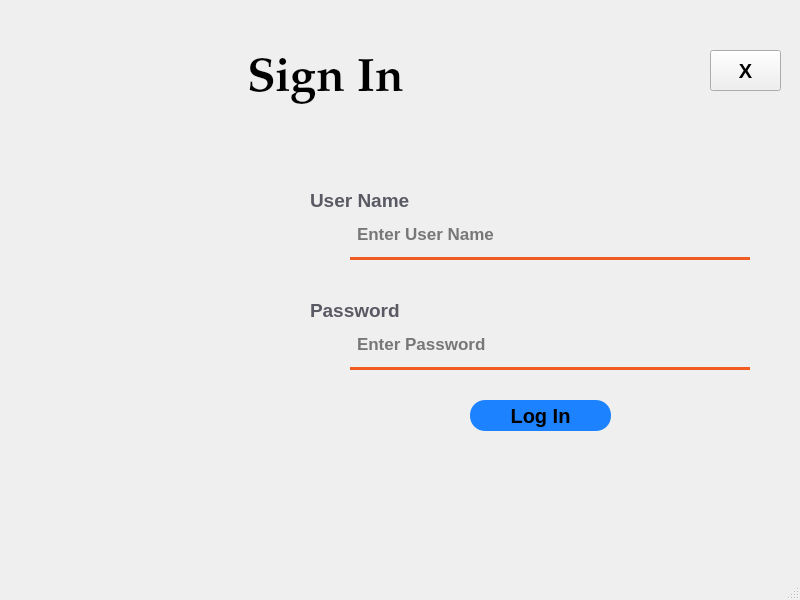
This is TicTacToeNew/View/mainpage.ui in Michael-lhany/TIC-TAC-TOE as Qt 5 draws it before an edit. The edited form follows.
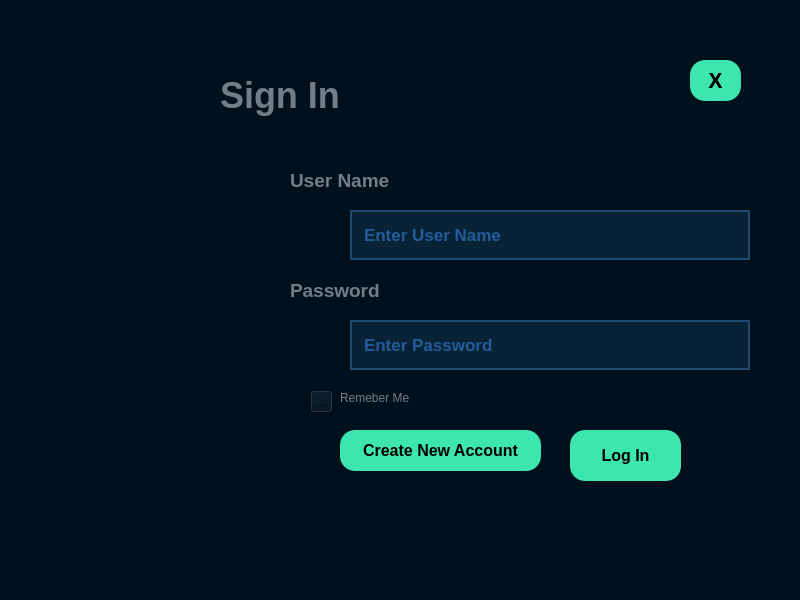
This is the edited form. Icons and pictures are not drawn.

Patch:
```diff
--- a/TicTacToeNew/View/mainpage.ui
+++ b/TicTacToeNew/View/mainpage.ui
@@ -14,61 +14,20 @@
    <string>MainWindow</string>
   </property>
   <property name="styleSheet">
-   <string notr="true">Qlabel
+   <string notr="true">QWidget
 {
- background-color:rgb(52,50,64);
- color:white;
+	background-color: #00111d;
+	color: #000000;
+	border-color: #000000;
+
 }</string>
   </property>
   <widget class="QWidget" name="centralwidget">
-   <widget class="QPushButton" name="pushButton_LogIn">
-    <property name="geometry">
-     <rect>
-      <x>470</x>
-      <y>400</y>
-      <width>141</width>
-      <height>31</height>
-     </rect>
-    </property>
-    <property name="font">
-     <font>
-      <family>Arial</family>
-      <pointsize>15</pointsize>
-      <bold>true</bold>
-     </font>
-    </property>
-    <property name="styleSheet">
-     <string notr="true">QPushButton
-{
-	border:none;
-	background-color:rgb(28, 130, 255);
-	border-radius:15px;
-	color:black;
-}
-QPushButton:Hover
-{
-	border:none;
-	background-color:rgb(28, 130, 255);
-	border-radius:15px;
-	color:white;
-}
-QPushButton:Pressed
-{
-	border:5px solid rgb(241,92,34);
-	background-color:rgb(28, 130, 255);
-	border-radius:15px;
-	color:red;
-}</string>
-    </property>
-    <property name="text">
-     <string>Log In</string>
-    </property>
-   </widget>
    <widget class="QLabel" name="label_5">
     <property name="geometry">
      <rect>
-      <x>310</x>
-      <y>180</y>
+      <x>290</x>
+      <y>160</y>
       <width>160</width>
       <height>40</height>
      </rect>
@@ -83,7 +42,10 @@
     <property name="styleSheet">
      <string notr="true">QLabel
 {
-	color:rgb(90,90,100);
+	background-color: #00111d;
+	color: #717e87;
+	border-color: #000000;
+
 }</string>
     </property>
     <property name="text">
@@ -93,59 +55,11 @@
      <set>Qt::AlignLeading|Qt::AlignLeft|Qt::AlignVCenter</set>
     </property>
    </widget>
-   <widget class="QPushButton" name="pushButton_exit">
-    <property name="geometry">
-     <rect>
-      <x>710</x>
-      <y>50</y>
-      <width>71</width>
-      <height>41</height>
-     </rect>
-    </property>
-    <property name="font">
-     <font>
-      <pointsize>15</pointsize>
-      <bold>true</bold>
-     </font>
-    </property>
-    <property name="mouseTracking">
-     <bool>true</bool>
-    </property>
-    <property name="text">
-     <string>X</string>
-    </property>
-    <property name="icon">
-     <iconset theme="text-x-generic"/>
-    </property>
-   </widget>
-   <widget class="QLabel" name="label_3">
-    <property name="geometry">
-     <rect>
-      <x>240</x>
-      <y>50</y>
-      <width>171</width>
-      <height>61</height>
-     </rect>
-    </property>
-    <property name="font">
-     <font>
-      <family>Palatino Linotype</family>
-      <pointsize>35</pointsize>
-      <bold>true</bold>
-     </font>
-    </property>
-    <property name="text">
-     <string>Sign In</string>
-    </property>
-    <property name="alignment">
-     <set>Qt::AlignCenter</set>
-    </property>
-   </widget>
    <widget class="QLabel" name="label_4">
     <property name="geometry">
      <rect>
-      <x>310</x>
-      <y>290</y>
+      <x>290</x>
+      <y>270</y>
       <width>160</width>
       <height>40</height>
      </rect>
@@ -160,7 +74,10 @@
     <property name="styleSheet">
      <string notr="true">QLabel
 {
-	color:rgb(90,90,100);
+	background-color: #00111d;
+	color: #717e87;
+	border-color: #000000;
+
 }</string>
     </property>
     <property name="text">
@@ -191,15 +108,37 @@
     <property name="styleSheet">
      <string notr="true">QLineEdit
 {
-	border: none;
-  	border-bottom: 3px solid rgb(241,92,34);
-    background-color: Transparent;
-	color:black;
-	padding:5px 5px 5px 5px;
+	background-color: #082336;
+	color: #3e93ff;
+	border-style: solid;
+	border-width: 2px;
+	border-color: #1e4b6d;
+	padding: 10px;
+
 }
-QLineEdit:Focus
+
+
+QLineEdit::hover
 {
-	 border: 2px solid rgb(241,92,34);
+	background-color: #082336;
+	color: #3e93ca;
+	border-style: solid;
+	border-width: 2px;
+	border-color: #01dcff;
+	padding: 10px;
+
+}
+
+
+QLineEdit::focus
+{
+	
+	color: #3e93ca;
+	border-style: solid;
+	border-width: 2px;
+	border-color: #01dcff;
+	padding: 10px;
+
 }</string>
     </property>
     <property name="text">
@@ -228,15 +167,37 @@
     <property name="styleSheet">
      <string notr="true">QLineEdit
 {
-	border: none;
-  	border-bottom: 3px solid rgb(241,92,34);
-    background-color: Transparent;
-	color:black;
-	padding:5px 5px 5px 5px;
+	background-color: #082336;
+	color: #3e93ff;
+	border-style: solid;
+	border-width: 2px;
+	border-color: #1e4b6d;
+	padding: 10px;
+
 }
-QLineEdit:Focus
+
+
+QLineEdit::hover
 {
-	 border: 2px solid rgb(241,92,34);
+	background-color: #082336;
+	color: #3e93ca;
+	border-style: solid;
+	border-width: 2px;
+	border-color: #01dcff;
+	padding: 10px;
+
+}
+
+
+QLineEdit::focus
+{
+	
+	color: #3e93ca;
+	border-style: solid;
+	border-width: 2px;
+	border-color: #01dcff;
+	padding: 10px;
+
 }</string>
     </property>
     <property name="text">
@@ -249,6 +210,266 @@
      <string>Enter Password</string>
     </property>
    </widget>
+   <widget class="QPushButton" name="pushButton_LogIn">
+    <property name="geometry">
+     <rect>
+      <x>570</x>
+      <y>430</y>
+      <width>111</width>
+      <height>51</height>
+     </rect>
+    </property>
+    <property name="font">
+     <font>
+      <family>Arial</family>
+      <pointsize>12</pointsize>
+      <bold>true</bold>
+     </font>
+    </property>
+    <property name="styleSheet">
+     <string notr="true">QPushButton
+{
+	background-color: #3de6af;
+	color: #000000;
+	border-style: solid;
+	border-radius:15px;
+	border-color: #000000;
+	font-weight : bold;
+	padding: 13px;
+
+}
+
+
+QPushButton::hover
+{
+	background-color: #3dffaf;
+	color: #000000;
+	border-style: solid;
+	border-color: #000000;
+	font-weight : bold;
+	padding: 13px;
+
+}
+
+
+QPushButton::pressed
+{
+	background-color: #3dc8af;
+	color: #000000;
+	border-style: solid;
+	border-color: #000000;
+	font-weight : bold;
+	padding: 13px;
+
+}</string>
+    </property>
+    <property name="text">
+     <string>Log In</string>
+    </property>
+   </widget>
+   <widget class="QPushButton" name="pushButton_LogIn_3">
+    <property name="geometry">
+     <rect>
+      <x>340</x>
+      <y>430</y>
+      <width>201</width>
+      <height>41</height>
+     </rect>
+    </property>
+    <property name="font">
+     <font>
+      <family>Arial</family>
+      <pointsize>12</pointsize>
+      <bold>true</bold>
+     </font>
+    </property>
+    <property name="styleSheet">
+     <string notr="true">QPushButton
+{
+	background-color: #3de6af;
+	color: #000000;
+	border-style: solid;
+	border-radius:15px;
+	border-color: #000000;
+	font-weight : bold;
+	padding: 13px;
+
+}
+
+
+QPushButton::hover
+{
+	background-color: #3dffaf;
+	color: #000000;
+	border-style: solid;
+	border-color: #000000;
+	font-weight : bold;
+	padding: 13px;
+
+}
+
+
+QPushButton::pressed
+{
+	background-color: #3dc8af;
+	color: #000000;
+	border-style: solid;
+	border-color: #000000;
+	font-weight : bold;
+	padding: 13px;
+
+}</string>
+    </property>
+    <property name="text">
+     <string>Create New Account</string>
+    </property>
+   </widget>
+   <widget class="QToolButton" name="toolButton">
+    <property name="geometry">
+     <rect>
+      <x>310</x>
+      <y>390</y>
+      <width>23</width>
+      <height>23</height>
+     </rect>
+    </property>
+    <property name="styleSheet">
+     <string notr="true">QToolButton::hover
+{
+	background-color: #00111d;
+	color: #000000;
+	border-style: solid;
+	border-width: 1px;
+	border-color: #01dcff;
+
+}
+
+
+QToolButton::pressed
+{
+	background-color: #01dcff;
+	color: #000000;
+	border-style: solid;
+	border-width: 1px;
+	border-color: #01dcff;
+
+}</string>
+    </property>
+    <property name="text">
+     <string>...</string>
+    </property>
+   </widget>
+   <widget class="QLabel" name="label">
+    <property name="geometry">
+     <rect>
+      <x>340</x>
+      <y>390</y>
+      <width>91</width>
+      <height>16</height>
+     </rect>
+    </property>
+    <property name="styleSheet">
+     <string notr="true">QLabel
+{
+	background-color: #00111d;
+	color: #717e87;
+	border-color: #000000;
+
+}</string>
+    </property>
+    <property name="text">
+     <string>Remeber Me</string>
+    </property>
+   </widget>
+   <widget class="QPushButton" name="pushButton_exit">
+    <property name="geometry">
+     <rect>
+      <x>690</x>
+      <y>60</y>
+      <width>51</width>
+      <height>41</height>
+     </rect>
+    </property>
+    <property name="font">
+     <font>
+      <family>Arial</family>
+      <pointsize>17</pointsize>
+      <bold>true</bold>
+     </font>
+    </property>
+    <property name="styleSheet">
+     <string notr="true">QPushButton
+{
+	background-color: #3de6af;
+	color: #000000;
+	border-style: solid;
+	border-radius:15px;
+	border-color: #000000;
+	font-weight : bold;
+	padding: 13px;
+
+}
+
+
+QPushButton::hover
+{
+	background-color: #3dffaf;
+	color: #000000;
+	border-style: solid;
+	border-color: #000000;
+	font-weight : bold;
+	padding: 13px;
+
+}
+
+
+QPushButton::pressed
+{
+	background-color: #3dc8af;
+	color: #000000;
+	border-style: solid;
+	border-color: #000000;
+	font-weight : bold;
+	padding: 13px;
+
+}</string>
+    </property>
+    <property name="text">
+     <string>X</string>
+    </property>
+   </widget>
+   <widget class="QLabel" name="label_6">
+    <property name="geometry">
+     <rect>
+      <x>220</x>
+      <y>70</y>
+      <width>141</width>
+      <height>51</height>
+     </rect>
+    </property>
+    <property name="font">
+     <font>
+      <family>Arial</family>
+      <pointsize>27</pointsize>
+      <bold>true</bold>
+     </font>
+    </property>
+    <property name="styleSheet">
+     <string notr="true">QLabel
+{
+	background-color: #00111d;
+	color: #717e87;
+	border-color: #000000;
+
+}</string>
+    </property>
+    <property name="text">
+     <string>Sign In</string>
+    </property>
+    <property name="alignment">
+     <set>Qt::AlignLeading|Qt::AlignLeft|Qt::AlignVCenter</set>
+    </property>
+   </widget>
   </widget>
   <widget class="QMenuBar" name="menubar">
    <property name="geometry">
```
